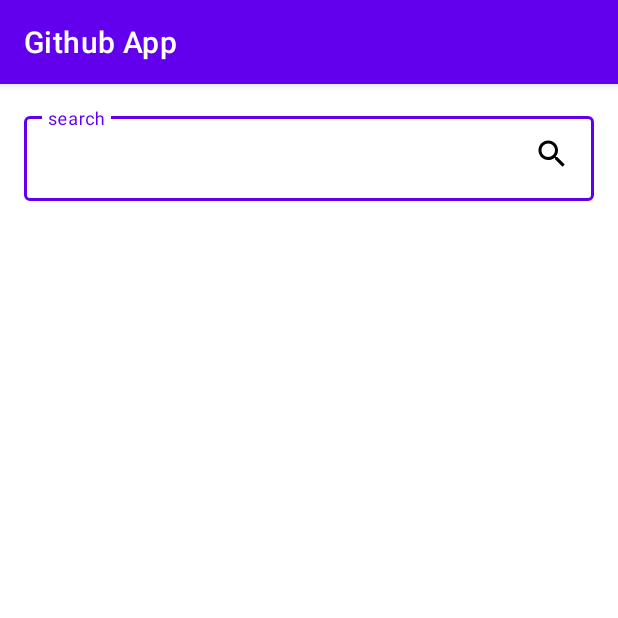
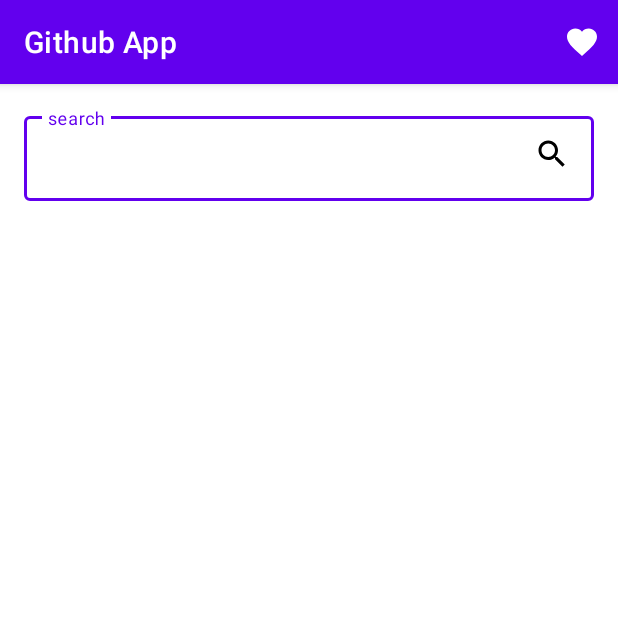
Before and after one commit to UKnow-IKnow/Github-User-App, an Android app: the screen it shows after launch (MainActivity), on a phone screen of 412 x 824 dp, the top half of it. Run offline under Robolectric (Android 15) with nearby library versions, the phone set to English and light mode, and no system bars; pictures from the network do not load.

```diff
--- a/app/src/main/java/com/example/githubapp/ui/fav/FavActivity.kt
+++ b/app/src/main/java/com/example/githubapp/ui/fav/FavActivity.kt
@@ -49,12 +49,12 @@ class FavActivity : AppCompatActivity() {
         viewModel.getFavUser()?.observe(this, {
             if (it!=null){
                 val list = mapList(it)
-                adapter.setList()
+                adapter.setList(list)
             }
         })
     }
 
-    private fun mapList(users: List<FavUser>): Any {
+    private fun mapList(users: List<FavUser>): ArrayList<UserResponseItem> {
         val listUser = ArrayList<UserResponseItem>()
         for(user in users){
             val userMapped = UserResponseItem(
@@ -62,6 +62,8 @@ class FavActivity : AppCompatActivity() {
                 user.id,
                 user.avatar_url
             )
+            listUser.add(userMapped)
         }
+        return listUser
     }
 }
--- a/app/src/main/java/com/example/githubapp/ui/main/MainActivity.kt
+++ b/app/src/main/java/com/example/githubapp/ui/main/MainActivity.kt
@@ -4,13 +4,17 @@ import android.content.Intent
 import androidx.appcompat.app.AppCompatActivity
 import android.os.Bundle
 import android.view.KeyEvent
+import android.view.Menu
+import android.view.MenuItem
 import android.view.View
 import androidx.lifecycle.ViewModelProvider
 import androidx.recyclerview.widget.LinearLayoutManager
+import com.example.githubapp.R
 import com.example.githubapp.adapters.UserAdapter
 import com.example.githubapp.data.models.UserResponseItem
 import com.example.githubapp.databinding.ActivityMainBinding
 import com.example.githubapp.ui.details.DetailUserActivity
+import com.example.githubapp.ui.fav.FavActivity
 
 class MainActivity : AppCompatActivity() {
 
@@ -81,4 +85,20 @@ class MainActivity : AppCompatActivity() {
             viewModel.setSearchUser(query)
         }
     }
+
+    override fun onCreateOptionsMenu(menu: Menu?): Boolean {
+        menuInflater.inflate(R.menu.option_menu, menu)
+        return super.onCreateOptionsMenu(menu)
+    }
+
+    override fun onOptionsItemSelected(item: MenuItem): Boolean {
+        when(item.itemId){
+            R.id.fav_menu -> {
+                Intent(this, FavActivity::class.java).also {
+                    startActivity(it)
+                }
+            }
+        }
+        return super.onOptionsItemSelected(item)
+    }
 }
--- /dev/null
+++ b/app/src/main/res/drawable/ic_fav_white.xml
@@ -0,0 +1,5 @@
+<vector android:height="24dp" android:tint="#FFFFFF"
+    android:viewportHeight="24" android:viewportWidth="24"
+    android:width="24dp" xmlns:android="http://schemas.android.com/apk/res/android">
+    <path android:fillColor="@android:color/white" android:pathData="M12,21.35l-1.45,-1.32C5.4,15.36 2,12.28 2,8.5 2,5.42 4.42,3 7.5,3c1.74,0 3.41,0.81 4.5,2.09C13.09,3.81 14.76,3 16.5,3 19.58,3 22,5.42 22,8.5c0,3.78 -3.4,6.86 -8.55,11.54L12,21.35z"/>
+</vector>
--- /dev/null
+++ b/app/src/main/res/menu/option_menu.xml
@@ -0,0 +1,9 @@
+<?xml version="1.0" encoding="utf-8"?>
+<menu xmlns:android="http://schemas.android.com/apk/res/android"
+    xmlns:app="http://schemas.android.com/apk/res-auto">
+    <item
+        android:id="@+id/fav_menu"
+        android:icon="@drawable/ic_fav_white"
+        android:title="Favorite"
+        app:showAsAction="always" />
+</menu>
```
